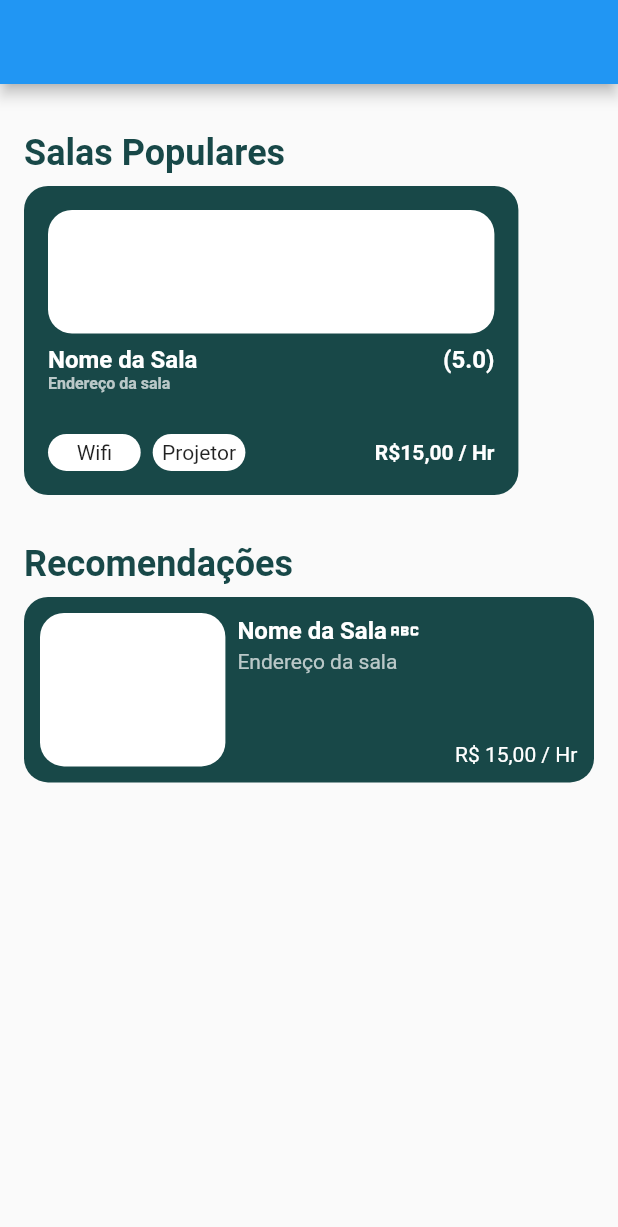
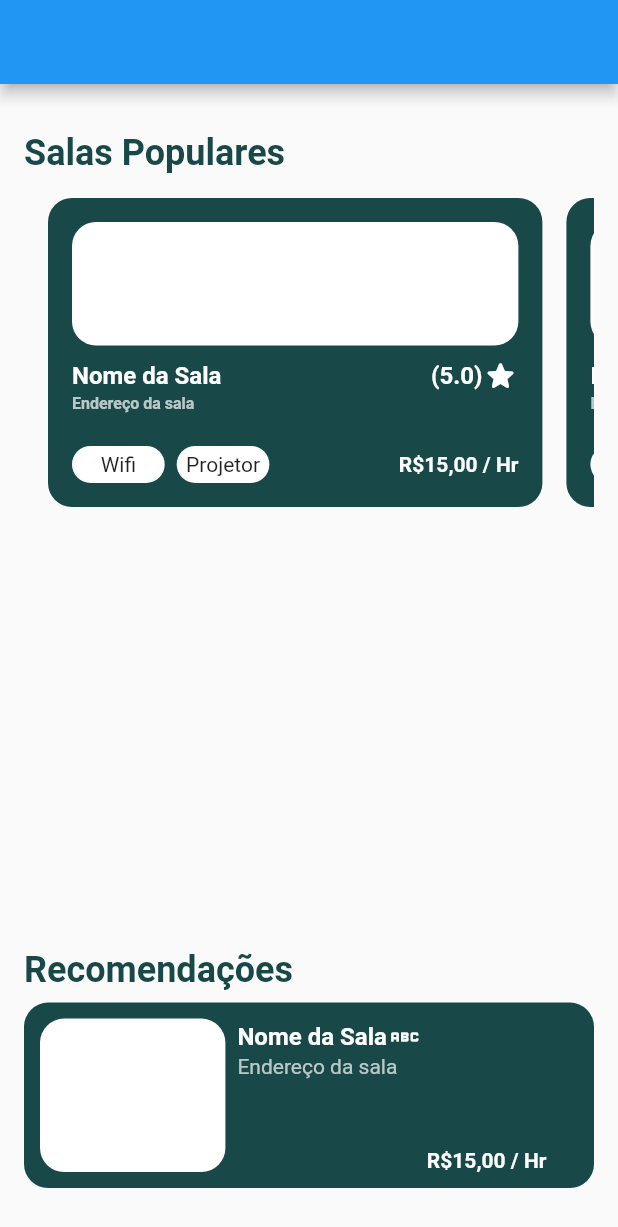
Before and after one commit to projetos-ifro/reserva_pra_mim, a Flutter app: the screen it shows after launch, on a phone screen of 412 x 824 dp. Shown: the top 1227 px of the screen. Run offline on Flutter 3.47's test engine with Material 2 defaults, Android fonts, the phone set to English and light mode, and no system bars; our stand-ins replace firebase_auth, firebase_core, font_awesome_flutter, get; accounts and stored records are empty.

Commit message:
1.6 - ListView Builder

```diff
--- a/lib/views/pages/start/home_page.dart
+++ b/lib/views/pages/start/home_page.dart
@@ -22,9 +22,25 @@ class _HomeScreenState extends State<HomeScreen> {
         padding: EdgeInsets.symmetric(
             horizontal: defaultpd, vertical: defaultpd * 2),
         child: Column(crossAxisAlignment: CrossAxisAlignment.start, children: [
-          CardPopularRoom(size: size),
-          SizedBox(
-            height: defaultpd * 2,
+          Text(
+            'Salas Populares',
+            style: TextStyle(
+                color: bgColor,
+                fontSize: defaultpd * 1.5,
+                fontWeight: FontWeight.bold),
+          ),
+          Expanded(
+            child: ListView.builder(
+                scrollDirection: Axis.horizontal,
+                physics: const BouncingScrollPhysics(),
+                padding: EdgeInsets.all(defaultpd),
+                itemCount: 4,
+                itemBuilder: (BuildContext context, int index) {
+                  return Padding(
+                    padding: EdgeInsets.only(right: defaultpd),
+                    child: CardPopularRoom(size: size),
+                  );
+                }),
           ),
           CardRecomendationRoom(size: size),
           Container()
--- a/lib/views/widgets/card_popular_room.dart
+++ b/lib/views/widgets/card_popular_room.dart
@@ -1,4 +1,5 @@
 import 'package:flutter/material.dart';
+import 'package:font_awesome_flutter/font_awesome_flutter.dart';
 import '../../modelviews/constants.dart';
 
 class CardPopularRoom extends StatelessWidget {
@@ -13,16 +14,6 @@ class CardPopularRoom extends StatelessWidget {
   Widget build(BuildContext context) {
     return Container(
       child: Column(crossAxisAlignment: CrossAxisAlignment.start, children: [
-        Text(
-          'Salas Populares',
-          style: TextStyle(
-              color: bgColor,
-              fontSize: defaultpd * 1.5,
-              fontWeight: FontWeight.bold),
-        ),
-        SizedBox(
-          height: defaultpd / 2,
-        ),
         GestureDetector(
           onTap: () {},
           child: Container(
@@ -55,6 +46,7 @@ class CardPopularRoom extends StatelessWidget {
                               color: Colors.white,
                               fontSize: defaultpd),
                         ),
+                        Row(children: [
                           Text(
                             '(5.0)',
                             style: TextStyle(
@@ -62,6 +54,11 @@ class CardPopularRoom extends StatelessWidget {
                                 color: Colors.white,
                                 fontSize: defaultpd),
                           ),
+                          const FaIcon(
+                            Icons.star_rounded,
+                            color: Colors.white,
+                          )
+                        ])
                       ],
                     ),
                     Text(
--- a/lib/views/widgets/card_recomendation_room.dart
+++ b/lib/views/widgets/card_recomendation_room.dart
@@ -71,13 +71,15 @@ class CardRecomendationRoom extends StatelessWidget {
                         ),
                         const Spacer(),
                         Container(
-                          width: size.width * .55,
-                          alignment: Alignment.bottomRight,
-                          child: const Text(
-                            'R\$ 15,00 / Hr',
-                            style: TextStyle(color: Colors.white),
-                          ),
-                        )
+                            width: size.width * .5,
+                            alignment: Alignment.bottomRight,
+                            child: const Text(
+                              'R\$15,00 / Hr',
+                              style: TextStyle(
+                                color: Colors.white,
+                                fontWeight: FontWeight.bold,
+                              ),
+                            ))
                       ],
                     ),
                   ),
--- a/pubspec.yaml
+++ b/pubspec.yaml
@@ -39,6 +39,8 @@ dependencies:
   firebase_core: ^2.17.0
   firebase_auth: ^4.10.1
   firebase_storage: ^11.2.8
+  font_awesome_flutter: ^10.5.0
+
 
 dev_dependencies:
   flutter_test:
```
Also changed, not shown: pubspec.lock. Lines whose indentation alone changed are shown as unchanged.
